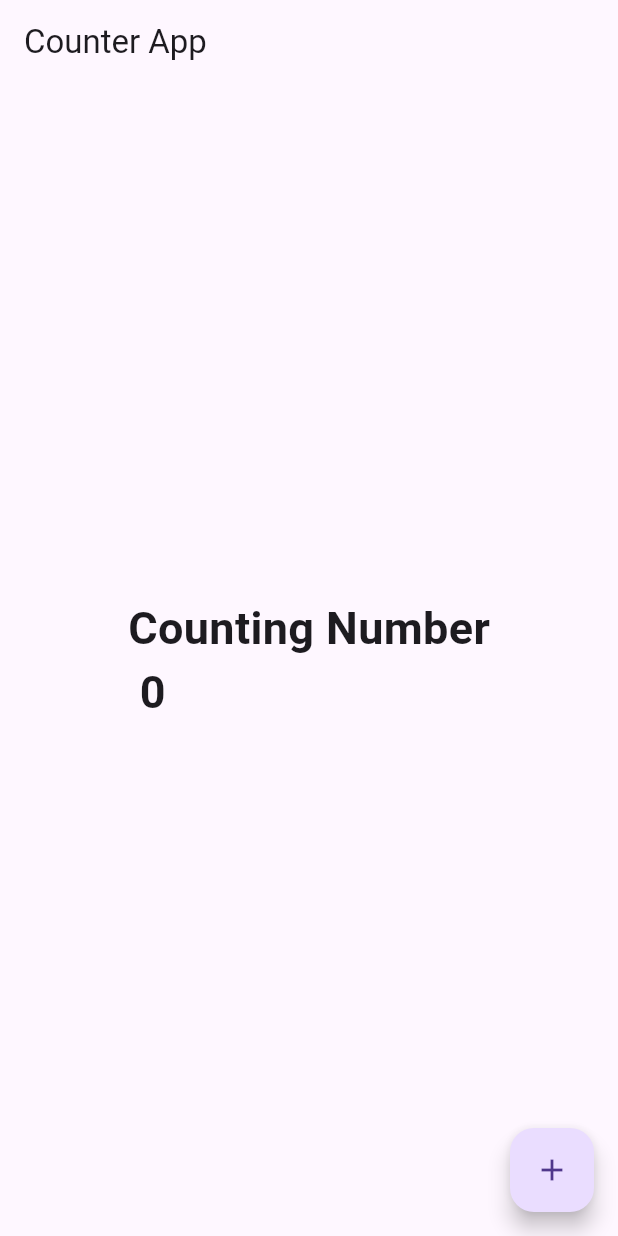
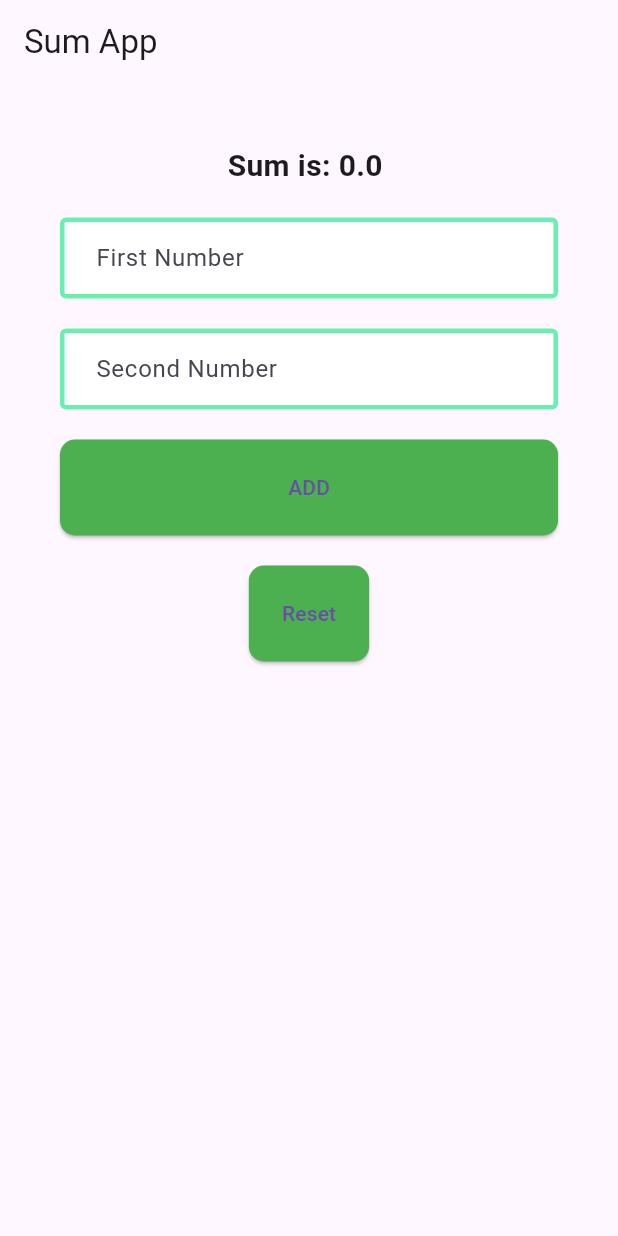
Before and after one commit to Ahmad61-6/simple_apps, a Flutter app: the screen it shows after launch, on a phone screen of 412 x 824 dp. Run offline on Flutter 3.47's test engine with Material 3 defaults, Android fonts, the phone set to English and light mode, and no system bars.

Commit message:
--Sum app

```diff
--- a/lib/main.dart
+++ b/lib/main.dart
@@ -1,23 +1,20 @@
 import 'package:flutter/cupertino.dart';
 import 'package:flutter/material.dart';
-
-void main()
-{
+import 'style.dart';
+void main(){
   runApp(Myapp());
 }
-
 class Myapp extends StatelessWidget {
   const Myapp({super.key});
 
   @override
   Widget build(BuildContext context) {
     return MaterialApp(
-      title: "Counter App",
+      title: "Sum app",
       home: HomePage(),
     );
   }
 }
-
 class HomePage extends StatefulWidget {
   const HomePage({super.key});
 
@@ -26,23 +23,62 @@ class HomePage extends StatefulWidget {
 }
 
 class _HomePageState extends State<HomePage> {
-  int countNumber = 0;
+  Map<String,double> formValue = {"Num1":0,"Num2":0,};
+  double sum = 0;
   @override
   Widget build(BuildContext context) {
+
+    myInputOnChange(inputKey, inputValue){
+      setState(() {
+        formValue.update(inputKey, (value) => double.parse(inputValue));
+      });
+    }
+
+    addAllNumber(){
+    setState(() {
+      sum = formValue['Num1']!+formValue['Num2']!;
+    });
+    }
+
     return Scaffold(
-      appBar: AppBar(
-        title: Text("Counter App"),
-      ),
-      body: Center(
-        child: Text("Counting Number\n ${countNumber.toString()}", style: TextStyle(fontWeight: FontWeight.bold, fontSize: 30),),
-      ),
-      floatingActionButton: FloatingActionButton(
-        child: Icon(Icons.add),
-        onPressed: (){
-          setState(() {
-            countNumber++;
-          });
-        },
+      appBar: AppBar(title: Text('Sum App'),),
+      body: Padding(
+        padding: EdgeInsets.all(40),
+        child: Column(
+              mainAxisAlignment: MainAxisAlignment.start,
+          children: [
+            Text("Sum is: ${sum.toString()} ", style: TextStyle(fontSize: 20, fontWeight: FontWeight.bold),),
+            SizedBox(height: 20,),
+            TextField(
+              onChanged: (value){
+              myInputOnChange("Num1", value);
+              },
+              decoration: AppInputStyle("First Number"),),
+            SizedBox(height: 20,),
+            TextField(
+              onChanged: (value){
+                myInputOnChange("Num2", value);
+            },
+              decoration: AppInputStyle("Second Number"),),
+            SizedBox(height: 20,),
+            Container(
+              width: double.infinity,
+                child: ElevatedButton(
+                  style: AppButton(),
+                    onPressed: (){
+                    addAllNumber();
+                    },
+                    child: Text('ADD') ),
+
+            ),
+            SizedBox(height: 20,),
+            ElevatedButton(
+              style: AppButton(),
+                onPressed: (){
+                addAllNumber();
+                }, child: Text("Reset"))
+          ],
+        ),
       ),
     );
   }
--- /dev/null
+++ b/lib/style.dart
@@ -0,0 +1,28 @@
+import 'package:flutter/material.dart';
+
+InputDecoration AppInputStyle(label){
+  return InputDecoration(
+    contentPadding: EdgeInsets.fromLTRB(20, 10, 10, 20),
+    filled: true,
+    fillColor: Colors.white,
+    enabledBorder:  OutlineInputBorder(
+      borderSide: BorderSide(width: 3, color: Colors.greenAccent),
+    ),
+    border: OutlineInputBorder(
+        borderSide:  BorderSide(width: 3, color: Colors.amberAccent),
+    ),
+    labelText: label
+
+  );
+}
+
+
+ButtonStyle AppButton(){
+  return ElevatedButton.styleFrom(
+      backgroundColor: Colors.green,
+      padding: EdgeInsets.all(22),
+      shape: RoundedRectangleBorder(
+        borderRadius: BorderRadius.all(Radius.circular(10)),
+      )
+  );
+}
```
